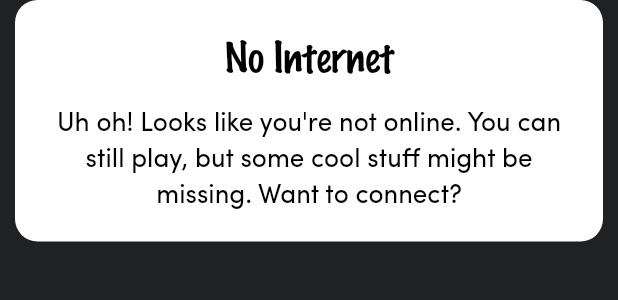
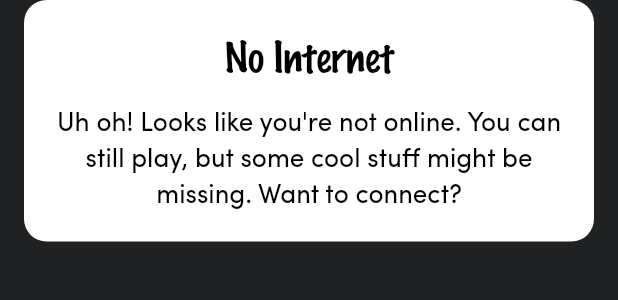
Before and after one commit to SLABEREDGE/floaty_bird, a Flutter app: the NoInternetDialog widget shown alone on an empty page, opened directly, on a phone screen of 412 x 824 dp. Shown: the top 300 px of the screen. Run offline on Flutter 3.47's test engine with Material 3 defaults, Android fonts, the light colour scheme and no system bars; drawn by our look-alikes of flutter_animate; our stand-ins replace connectivity_plus, flutter_svg, get, google_mobile_ads, hive, hive_flutter; missing offline and left inert: flame, flame_audio; accounts and stored records are empty; Roboto replaces fonts that are missing (marker); statements that could not run were skipped.

Commit message:
dialog changes

```diff
--- a/lib/screens/splash.dart
+++ b/lib/screens/splash.dart
@@ -337,15 +337,17 @@ class NoInternetDialog extends StatefulWidget {
 class _NoInternetDialogState extends State<NoInternetDialog> {
   @override
   Widget build(BuildContext context) {
-    return Column(
+    return Material(
+      color: Colors.transparent,
+      child: Column(
         mainAxisSize: MainAxisSize.min,
         mainAxisAlignment: MainAxisAlignment.center,
         children: [
           Padding(
-          padding: const EdgeInsets.symmetric(horizontal: 10.0),
+            padding: const EdgeInsets.symmetric(horizontal: 16.0),
             child: Container(
-            padding:
-                const EdgeInsets.only(top: 20, bottom: 0, right: 20, left: 20),
+              padding: const EdgeInsets.only(
+                  top: 20, bottom: 0, right: 20, left: 20),
               decoration: BoxDecoration(
                 borderRadius: BorderRadius.circular(15),
                 color: Styles.whiteColor,
@@ -355,23 +357,38 @@ class _NoInternetDialogState extends State<NoInternetDialog> {
                 children: [
                   Text(
                     "No Internet",
-                  style: TextStyle(
+                    style: Theme.of(context).textTheme.bodyLarge?.copyWith(
                           fontFamily: "marker",
+                          color: Styles.blackColor,
                           fontWeight: FontWeight.normal,
                           fontSize: 24.0.sp,
                         ),
+                    // TextStyle(
+                    //   fontFamily: "marker",
+                    //   color: Styles.blackColor,
+                    //   fontWeight: FontWeight.normal,
+                    //   fontSize: 24.0.sp,
+                    // ),
                   ),
                   const SizedBox(
                     height: 15,
                   ),
                   Text(
                     "Uh oh! Looks like you're not online. You can still play, but some cool stuff might be missing. Want to connect?",
-                  style: TextStyle(
+                    style: Theme.of(context).textTheme.bodyLarge?.copyWith(
                           fontSize: 16.0.sp,
                           fontFamily: "sofia",
                           fontWeight: FontWeight.normal,
+                          color: Styles.blackColor,
                           height: 1.4,
                         ),
+                    // TextStyle(
+                    //   fontSize: 16.0.sp,
+                    //   fontFamily: "sofia",
+                    //   fontWeight: FontWeight.normal,
+                    //   color: Styles.blackColor,
+                    //   height: 1.4,
+                    // ),
                     textAlign: TextAlign.center,
                   ),
                   const SizedBox(
@@ -393,12 +410,19 @@ class _NoInternetDialogState extends State<NoInternetDialog> {
                       child: Center(
                         child: Text(
                           "Try Again",
-                        style: TextStyle(
+                          style:
+                              Theme.of(context).textTheme.bodyLarge?.copyWith(
                                     fontSize: 16.0.sp,
                                     fontFamily: "sofia",
                                     fontWeight: FontWeight.normal,
                                     color: Styles.whiteColor,
                                   ),
+                          //  TextStyle(
+                          //   fontSize: 16.0.sp,
+                          //   fontFamily: "sofia",
+                          //   fontWeight: FontWeight.normal,
+                          //   color: Styles.whiteColor,
+                          // ),
                         ),
                       ),
                     ),
@@ -419,12 +443,19 @@ class _NoInternetDialogState extends State<NoInternetDialog> {
                       child: Center(
                         child: Text(
                           "Continue without Internet",
-                        style: TextStyle(
+                          style:
+                              Theme.of(context).textTheme.bodyLarge?.copyWith(
                                     fontSize: 16.0.sp,
                                     fontFamily: "sofia",
                                     fontWeight: FontWeight.normal,
                                     color: Styles.lightGreyTextColor,
                                   ),
+                          //  TextStyle(
+                          //   fontSize: 16.0.sp,
+                          //   fontFamily: "sofia",
+                          //   fontWeight: FontWeight.normal,
+                          //   color: Styles.lightGreyTextColor,
+                          // ),
                         ),
                       ),
                     ),
@@ -437,6 +468,7 @@ class _NoInternetDialogState extends State<NoInternetDialog> {
                 .scale(duration: 400.ms, curve: Curves.fastOutSlowIn),
           ),
         ],
+      ),
     );
   }
 }
```
Lines whose indentation alone changed are shown as unchanged.
